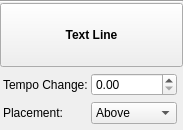
jthistle/MuseScore, file mscore/inspector/inspector_tempoline.ui: the form before one commit.
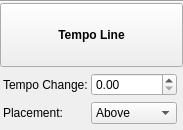
The form after the commit. Custom widgets are drawn as their Qt base class.

Commit message: [WIP] more tempo line changes

The edit to the form file:
```diff
--- a/mscore/inspector/inspector_tempoline.ui
+++ b/mscore/inspector/inspector_tempoline.ui
@@ -54,7 +54,7 @@
       </font>
      </property>
      <property name="text">
-      <string>Text Line</string>
+      <string>Tempo Line</string>
      </property>
     </widget>
    </item>
```
The commit also changes 11 other files.
